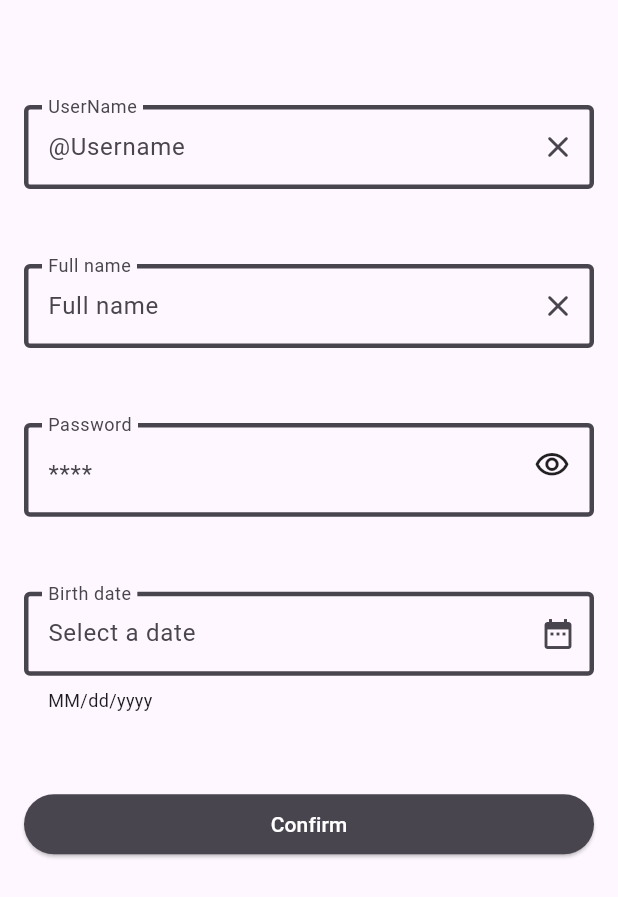
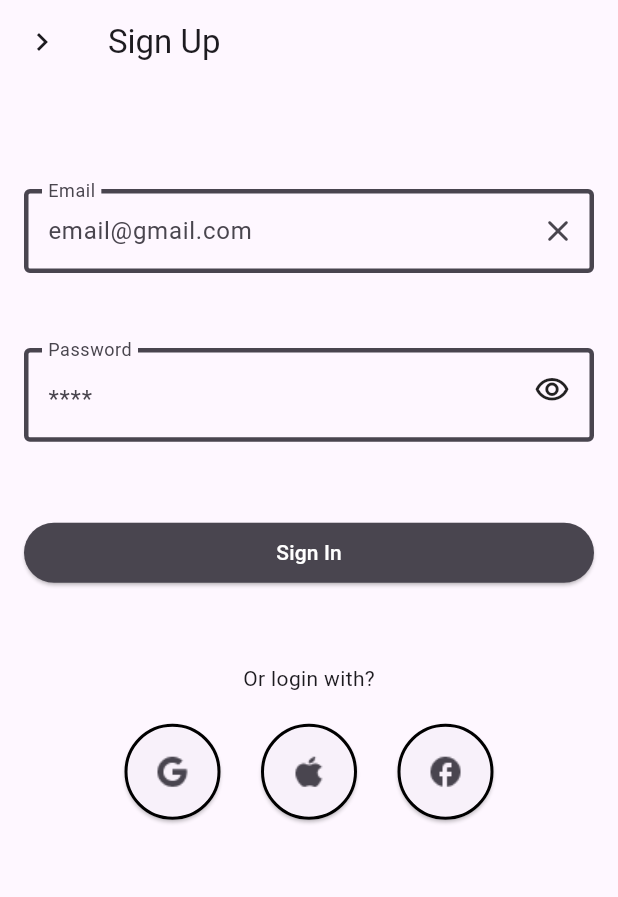
Before and after one commit to sthengineer/gift, a Flutter app: the screen it shows after launch, on a phone screen of 412 x 824 dp. Shown: the top 897 px of the screen. Run offline on Flutter 3.47's test engine with Material 2 defaults, Android fonts, the phone set to English and light mode, and no system bars; our stand-ins replace dio; network calls fail.

Commit message:
Completing the implementation of the UI of the login page

```diff
--- a/lib/core/constants/palette.dart
+++ b/lib/core/constants/palette.dart
@@ -6,4 +6,8 @@ class Palette {
   static const Color secondaryColor = Color(0xff6750a4);
 
   static const Color pureWhite = Colors.white;// rgb(103, 80, 164)
+
+  static const Color signInIconImageColor = Color(0xff49454F);
+  static const Color signInIconBorderColor = Color(0xff000000);// rgb(103, 80, 164)
+
 }
--- a/lib/core/constants/responsive.dart
+++ b/lib/core/constants/responsive.dart
@@ -23,6 +23,7 @@ class responsive {
 
   static var screenHeight = MediaQueryData.fromView(WidgetsBinding.instance.window).size.height;
 
+  static const double smallBorderRadius = 4.0;
 
-  static const double smallBorderRadius = 4.0;
+  static const distanceFromAbove = 70.0;
 }
--- /dev/null
+++ b/lib/core/email_validator.dart
@@ -0,0 +1,70 @@
+import 'dart:core';
+
+/*class EmailValidator1 {
+  static RegExp emailRegex = RegExp(
+    r'^.+@[a-zA-Z]+\.[a-zA-Z]+$',
+  );
+
+  static bool isValidEmail(String email) {
+    return emailRegex.hasMatch(email);
+  }
+}*/
+
+
+
+
+class EmailValidator {
+  static bool isValid(String email) {
+    if (email.isEmpty) {
+      return false; // Email field is empty
+    }
+
+    final RegExp emailRegExp = RegExp(
+      r"^[a-zA-Z0-9!#\$%&\'+/=?^_`{|}~.-]+@[a-zA-Z0-9-]+(\.[a-zA-Z0-9-]+)*$",
+    );
+
+    if (!emailRegExp.hasMatch(email)) {
+      return false; // Email format is not valid
+    }
+
+    final parts = email.split('@');
+    if (parts.length != 2) {
+      return false; // Email must contain one '@' symbol
+    }
+
+    final recipientName = parts[0];
+    final domainParts = parts[1].split('.');
+    if (domainParts.length != 2) {
+      return false;
+    }
+    final domainName = domainParts[0];
+    final topLevelDomain = domainParts[1];
+
+    if (recipientName.length > 64) {
+      return false; // Recipient name is too long
+    }
+
+    if (recipientName.startsWith(RegExp(r"[!#\$%&\'+/=?^_`{|}~.]")) ||
+        recipientName.contains(RegExp(r"[!#\$%&\'+/=?^_`{|}~.]{2,}"))) {
+      return false; // Invalid recipient name
+    }
+    if (['!', '#', '\$', '%', '&', '\'', '+', '/', '=', '?', '^', '_', '`', '{', '|', '}', '~', '.']
+        .any((specialChar) => recipientName.endsWith(specialChar))) {
+      return false; // Invalid recipient name
+    }
+
+    if (domainName.length > 253 ||
+        domainName.contains(RegExp(r'[^a-zA-Z0-9-]')) ||
+        domainName.startsWith(RegExp(r'[-.]')) ||
+        domainName.endsWith('-')) {
+      return false; // Invalid domain name
+    }
+
+    if (topLevelDomain.length > 63 ||
+        topLevelDomain.contains(RegExp(r'[^a-zA-Z0-9]'))) {
+      return false; // Invalid top-level domain
+    }
+
+    return true; // Email is valid
+  }
+}
--- a/lib/features/intro/presentation/intro_page.dart
+++ b/lib/features/intro/presentation/intro_page.dart
@@ -1,6 +1,7 @@
 import 'package:flutter/material.dart';
 import 'package:gift/core/constants/palette.dart';
 import 'package:gift/core/constants/responsive.dart';
+import 'package:gift/features/login/presentation/login_page.dart';
 import 'package:gift/features/register/presentation/register_page.dart';
 
 class IntroPage extends StatefulWidget {
@@ -19,7 +20,7 @@ class _IntroPageState extends State<IntroPage> {
       Navigator.of(context)
           .pushReplacement(MaterialPageRoute(builder: (context) {
         // TODO: add SignUp Page
-        return RegisterPage();
+        return LoginPage();
       }));
     });
     super.initState();
--- /dev/null
+++ b/lib/features/login/presentation/login_page.dart
@@ -0,0 +1,124 @@
+import 'package:flutter/material.dart';
+import 'package:gift/core/constants/responsive.dart';
+import 'package:gift/features/widgets/email_input_box.dart';
+import 'package:gift/core/constants/palette.dart';
+import 'package:gift/features/widgets/password_input_box.dart';
+import 'package:gift/features/widgets/rounded_icon_button.dart';
+
+class LoginPage extends StatelessWidget {
+  const LoginPage({Key? key}) : super(key: key);
+
+  @override
+  Widget build(BuildContext context) {
+    return Scaffold(
+      appBar: AppBar(
+        title: const Text('Sign Up'),
+        leading: IconButton(
+          icon: const Icon(Icons.navigate_next),
+          onPressed: () {},
+        ),
+      ),
+      body: SafeArea(
+        child: SingleChildScrollView(
+          child: Column(
+            crossAxisAlignment: CrossAxisAlignment.start,
+            children: [
+              const SizedBox(height: responsive.distanceFromAbove),
+              // --------------------- Email Filed ---------------------
+              const Padding(
+                padding: EdgeInsets.only(
+                  left: responsive.largePadding,
+                  right: responsive.largePadding,
+                ),
+                child: EmailInputBox(
+                  titleText: 'Email',
+                  hintText: 'email@gmail.com',
+                ),
+              ),
+              // --------------------- Password Filed ---------------------
+              const SizedBox(height: 50.0),
+              const Padding(
+                padding: EdgeInsets.only(
+                  left: responsive.largePadding,
+                  right: responsive.largePadding,
+                ),
+                child: PasswordInputBox(
+                  titleText: 'Password',
+                  hintText: '****',
+                  obscureText: true,
+                  enableSuggestions: false,
+                  autocorrect: false,
+                ),
+              ),
+              // --------------------- Sign In Button ---------------------
+              const SizedBox(height: 50.0),
+              Padding(
+                padding: const EdgeInsets.only(
+                  left: responsive.largePadding,
+                  right: responsive.largePadding,
+                ),
+                child: SizedBox(
+                  width: double.infinity,
+                  child: ElevatedButton(
+                    onPressed: () {},
+                    style: ElevatedButton.styleFrom(
+                      backgroundColor: Palette.primaryColor,
+                    ),
+                    child: const Text(
+                      'Sign In',
+                      style: TextStyle(
+                        color: Palette.pureWhite,
+                        fontSize: 14,
+                      ),
+                    ),
+                  ),
+                ),
+              ),
+              // --------------------- Other Ways ---------------------
+              const SizedBox(height: 50.0),
+              Center(
+                child: Column(
+                  children: [
+                    const Text("Or login with?"),
+                    const SizedBox(height: 20),
+                    Row(
+                      mainAxisAlignment: MainAxisAlignment.center,
+                      children: [
+                        RoundedIconButton(
+                          imageAddress: 'assets/images/icons/google.png',
+                          iconColor: Palette.signInIconImageColor,
+                          borderColor: Palette.signInIconBorderColor,
+                          onPressed: () {},
+                          width: 24.0,
+                          height: 24.0,
+                        ),
+                        const SizedBox(width: 27),
+                        RoundedIconButton(
+                          imageAddress: 'assets/images/icons/apple.png',
+                          iconColor: Palette.signInIconImageColor,
+                          borderColor: Palette.signInIconBorderColor,
+                          onPressed: () {},
+                          width: 24.0,
+                          height: 24.0,
+                        ),
+                        const SizedBox(width: 27),
+                        RoundedIconButton(
+                          imageAddress: 'assets/images/icons/facebook.png',
+                          iconColor: Palette.signInIconImageColor,
+                          borderColor: Palette.signInIconBorderColor,
+                          onPressed: () {},
+                          width: 24.0,
+                          height: 24.0,
+                        ),
+                      ],
+                    ),
+                  ],
+                ),
+              )
+            ],
+          ),
+        ),
+      ),
+    );
+  }
+}
--- /dev/null
+++ b/lib/features/widgets/email_input_box.dart
@@ -0,0 +1,93 @@
+import 'package:flutter/material.dart';
+import 'package:flutter/services.dart';
+import 'package:gift/core/constants/palette.dart';
+import 'package:gift/core/constants/responsive.dart';
+import 'package:gift/core/email_validator.dart';
+
+class EmailInputBox extends StatefulWidget {
+  final String titleText;
+  final String hintText;
+
+  const EmailInputBox({
+    super.key,
+    required this.titleText,
+    required this.hintText,
+  });
+
+  @override
+  _EmailInputBoxState createState() => _EmailInputBoxState();
+}
+
+class _EmailInputBoxState extends State<EmailInputBox> {
+  final TextEditingController emailController = TextEditingController();
+  final _formKey = GlobalKey<FormState>();
+  String _emailError = "ok";
+  bool _isValidEmail = false;
+
+  String? Function(String?)? get _validateEmail => (value) {
+    // emailController.text === value
+
+    // Validate the email address.
+    if (value == null || value.isEmpty) {
+      return 'Email Address cannot be empty';
+    }
+    else if (EmailValidator.isValid(value) == false) {
+      _emailError = 'Email Address is not valid';
+      return _emailError;
+    } else if (EmailValidator.isValid(value) == true) {
+      return null;
+    }
+    return null;
+  };
+
+  void _clearName() {
+    if (widget.titleText.isNotEmpty) {
+      setState(() {
+        emailController.clear();
+      });
+    }
+  }
+
+  @override
+  Widget build(BuildContext context) {
+    return Form(
+      key: _formKey,
+      autovalidateMode: AutovalidateMode.onUserInteraction,
+      child: TextFormField(
+        autovalidateMode: AutovalidateMode.onUserInteraction,
+        controller: emailController,
+        keyboardType: TextInputType.emailAddress,
+        validator: _validateEmail,
+        decoration: InputDecoration(
+          labelText: widget.titleText,
+          hintText: widget.hintText,
+          suffixIcon: IconButton(
+              icon: const Icon(Icons.clear_rounded), onPressed: _clearName),
+          floatingLabelBehavior: FloatingLabelBehavior.always,
+          border: const OutlineInputBorder(),
+          focusedBorder: OutlineInputBorder(
+            borderRadius: BorderRadius.circular(responsive.smallBorderRadius),
+            borderSide: const BorderSide(
+              color: Color(0xff79747E),
+              width: 3,
+            ),
+          ),
+          enabledBorder: OutlineInputBorder(
+            borderRadius: BorderRadius.circular(responsive.smallBorderRadius),
+            borderSide: const BorderSide(
+              color: Palette.primaryColor,
+              width: 3,
+            ),
+          ),
+          errorBorder: OutlineInputBorder(
+            borderRadius: BorderRadius.circular(responsive.smallBorderRadius),
+            borderSide: const BorderSide(
+              color: Color(0xffba1a1a),
+              width: 3,
+            ),
+          ),
+        ),
+      ),
+    );
+  }
+}
--- /dev/null
+++ b/lib/features/widgets/rounded_icon_button.dart
@@ -0,0 +1,41 @@
+import 'package:flutter/material.dart';
+
+class RoundedIconButton extends StatelessWidget {
+  /*final IconData icon;*/
+  final double width;
+  final double height;
+  final String imageAddress;
+  final Color iconColor;
+  final Color borderColor;
+  final VoidCallback onPressed;
+
+  const RoundedIconButton(
+      {Key? key,
+      required this.iconColor,
+      required this.borderColor,
+      required this.onPressed,
+      required this.width,
+      required this.height,
+      required this.imageAddress})
+      : super(key: key);
+
+  @override
+  Widget build(BuildContext context) {
+    return ElevatedButton(
+      onPressed: onPressed,
+      style: ElevatedButton.styleFrom(
+        shape: RoundedRectangleBorder(
+          borderRadius: BorderRadius.circular(40.0),
+          side: BorderSide(color: borderColor, width: 2),
+        ),
+        padding: const EdgeInsets.all(20),
+      ),
+      child: Image.asset(
+        imageAddress,
+        color: iconColor,
+        width: width,
+        height: height,
+      ),
+    );
+  }
+}
--- a/pubspec.yaml
+++ b/pubspec.yaml
@@ -63,9 +63,12 @@ flutter:
 
   # To add assets to your application, add an assets section, like this:
   assets:
-    - assets/images/entrance/
   #   - images/a_dot_burr.jpeg
   #   - images/a_dot_ham.jpeg
+    - assets/images/entrance/
+    - assets/images/icons/apple.png
+    - assets/images/icons/facebook.png
+    - assets/images/icons/google.png
 
   # An image asset can refer to one or more resolution-specific "variants", see
   # https://flutter.dev/assets-and-images/#resolution-aware
```
Also changed, not shown: assets/images/icons/apple.png (added), assets/images/icons/facebook.png (added), assets/images/icons/google.png (added).
